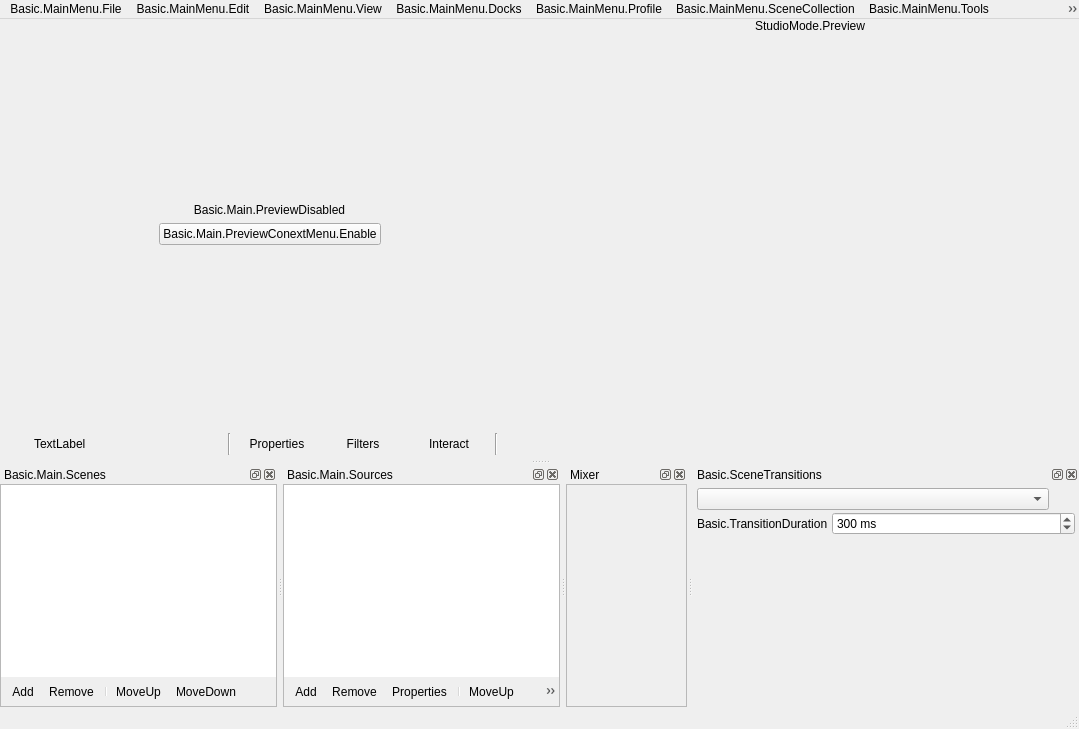
The window that UI/forms/OBSBasic.ui (tytan652/obs-studio) describes before a commit, drawn with Qt 5.
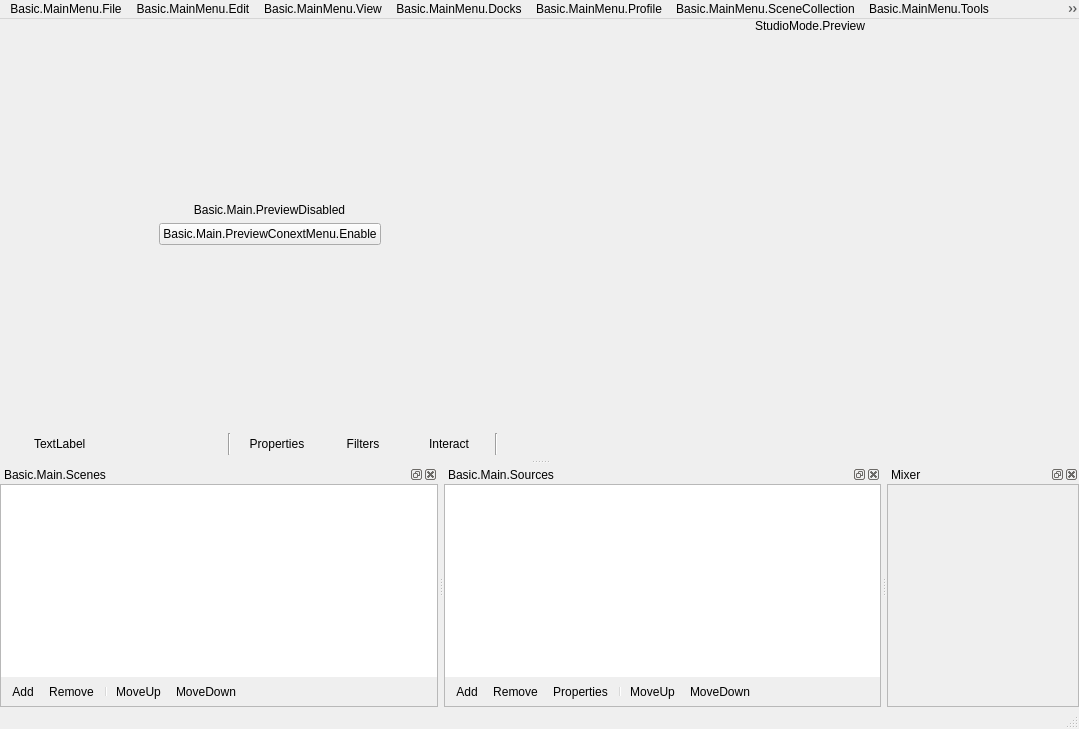
The same window after the commit. Icons and pictures are not drawn. Custom widgets are drawn as their Qt base class.

Commit message:
UI: Separate transitions dock form the main window
Moves the transitions dock UI outside of the main window UI.

The new transition class require to have OBSBasic as a friend class
because the transitions combobox stores transitions themselves.

Patch:
```diff
--- a/UI/forms/OBSBasic.ui
+++ b/UI/forms/OBSBasic.ui
@@ -1116,167 +1116,6 @@
     </layout>
    </widget>
   </widget>
-  <widget class="OBSDock" name="transitionsDock">
-   <property name="features">
-    <set>QDockWidget::DockWidgetClosable|QDockWidget::DockWidgetMovable|QDockWidget::DockWidgetFloatable</set>
-   </property>
-   <property name="windowTitle">
-    <string>Basic.SceneTransitions</string>
-   </property>
-   <attribute name="dockWidgetArea">
-    <number>8</number>
-   </attribute>
-   <widget class="QWidget" name="dockWidgetContents_5">
-    <layout class="QVBoxLayout" name="verticalLayout_3">
-     <property name="leftMargin">
-      <number>4</number>
-     </property>
-     <property name="topMargin">
-      <number>4</number>
-     </property>
-     <property name="rightMargin">
-      <number>4</number>
-     </property>
-     <property name="bottomMargin">
-      <number>4</number>
-     </property>
-     <item>
-      <widget class="QFrame" name="transitionsContainer">
-       <layout class="QVBoxLayout" name="verticalLayout_2">
-        <property name="spacing">
-         <number>2</number>
-        </property>
-        <property name="leftMargin">
-         <number>0</number>
-        </property>
-        <property name="topMargin">
-         <number>0</number>
-        </property>
-        <property name="rightMargin">
-         <number>0</number>
-        </property>
-        <property name="bottomMargin">
-         <number>0</number>
-        </property>
-        <item>
-         <layout class="QHBoxLayout" name="horizontalLayout_4">
-          <property name="spacing">
-           <number>4</number>
-          </property>
-          <item>
-           <widget class="QComboBox" name="transitions">
-            <property name="minimumSize">
-             <size>
-              <width>120</width>
-              <height>0</height>
-             </size>
-            </property>
-            <property name="accessibleName">
-             <string>Transition</string>
-            </property>
-           </widget>
-          </item>
-          <item>
-           <widget class="QPushButton" name="transitionProps">
-            <property name="sizePolicy">
-             <sizepolicy hsizetype="Maximum" vsizetype="Maximum">
-              <horstretch>0</horstretch>
-              <verstretch>0</verstretch>
-             </sizepolicy>
-            </property>
-            <property name="maximumSize">
-             <size>
-              <width>22</width>
-              <height>22</height>
-             </size>
-            </property>
-            <property name="toolTip">
-             <string>Basic.TransitionProperties</string>
-            </property>
-            <property name="accessibleName">
-             <string>Basic.TransitionProperties</string>
-            </property>
-            <property name="text">
-             <string notr="true"/>
-            </property>
-            <property name="icon">
-             <iconset>
-              <normaloff>:/settings/images/settings/general.svg</normaloff>:/settings/images/settings/general.svg</iconset>
-            </property>
-            <property name="flat">
-             <bool>true</bool>
-            </property>
-            <property name="themeID" stdset="0">
-             <string notr="true">configIconSmall</string>
-            </property>
-           </widget>
-          </item>
-         </layout>
-        </item>
-        <item>
-         <layout class="QHBoxLayout" name="horizontalLayout_3">
-          <property name="spacing">
-           <number>4</number>
-          </property>
-          <item>
-           <widget class="QLabel" name="transitionDurationLabel">
-            <property name="sizePolicy">
-             <sizepolicy hsizetype="Maximum" vsizetype="Preferred">
-              <horstretch>0</horstretch>
-              <verstretch>0</verstretch>
-             </sizepolicy>
-            </property>
-            <property name="text">
-             <string>Basic.TransitionDuration</string>
-            </property>
-            <property name="buddy">
-             <cstring>transitionDuration</cstring>
-            </property>
-           </widget>
-          </item>
-          <item>
-           <widget class="QSpinBox" name="transitionDuration">
-            <property name="accessibleName">
-             <string>Basic.TransitionDuration</string>
-            </property>
-            <property name="suffix">
-             <string> ms</string>
-            </property>
-            <property name="minimum">
-             <number>50</number>
-            </property>
-            <property name="maximum">
-             <number>20000</number>
-            </property>
-            <property name="singleStep">
-             <number>50</number>
-            </property>
-            <property name="value">
-             <number>300</number>
-            </property>
-           </widget>
-          </item>
-         </layout>
-        </item>
-        <item>
-         <spacer name="verticalSpacer">
-          <property name="orientation">
-           <enum>Qt::Vertical</enum>
-          </property>
-          <property name="sizeHint" stdset="0">
-           <size>
-            <width>20</width>
-            <height>40</height>
-           </size>
-          </property>
-         </spacer>
-        </item>
-       </layout>
-      </widget>
-     </item>
-    </layout>
-   </widget>
-  </widget>
   <action name="actionAddScene">
    <property name="icon">
     <iconset>
```
The commit also changes 8 other files.
